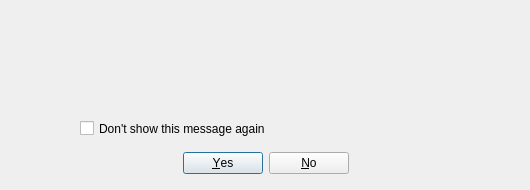
Above: src/ui/confirmbox.ui from Yubico/yubikey-personalization-gui-dpkg before the change. Below: the same form after it.
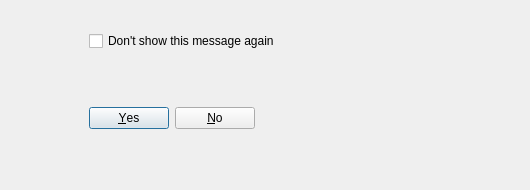
That is the form after the change.

Patch:
```diff
--- a/src/ui/confirmbox.ui
+++ b/src/ui/confirmbox.ui
@@ -14,7 +14,7 @@
    </rect>
   </property>
   <property name="sizePolicy">
-   <sizepolicy hsizetype="Fixed" vsizetype="Fixed">
+   <sizepolicy hsizetype="Expanding" vsizetype="Expanding">
     <horstretch>0</horstretch>
     <verstretch>0</verstretch>
    </sizepolicy>
@@ -38,34 +38,36 @@
    <string notr="true">font: 11px &quot;Verdana&quot;;
 color: rgb(0, 0, 0);</string>
   </property>
-  <widget class="QDialogButtonBox" name="buttonBox">
-   <property name="geometry">
-    <rect>
-     <x>10</x>
-     <y>147</y>
-     <width>511</width>
-     <height>32</height>
-    </rect>
+  <layout class="QGridLayout" name="gridLayout">
+   <property name="sizeConstraint">
+    <enum>QLayout::SetMinimumSize</enum>
    </property>
-   <property name="orientation">
-    <enum>Qt::Horizontal</enum>
-   </property>
-   <property name="standardButtons">
-    <set>QDialogButtonBox::No|QDialogButtonBox::Yes</set>
-   </property>
-   <property name="centerButtons">
-    <bool>true</bool>
-   </property>
-  </widget>
+   <item row="0" column="0">
+    <widget class="QLabel" name="iconLbl">
+     <property name="styleSheet">
+      <string notr="true">font-weight: normal;</string>
+     </property>
+     <property name="text">
+      <string/>
+     </property>
+     <property name="scaledContents">
+      <bool>false</bool>
+     </property>
+     <property name="alignment">
+      <set>Qt::AlignLeading|Qt::AlignLeft|Qt::AlignTop</set>
+     </property>
+     <property name="indent">
+      <number>0</number>
+     </property>
+    </widget>
+   </item>
+   <item row="0" column="1">
+    <layout class="QVBoxLayout" name="verticalLayout" stretch="0,0,0">
+     <property name="sizeConstraint">
+      <enum>QLayout::SetMinimumSize</enum>
+     </property>
+     <item>
   <widget class="QLabel" name="msgLbl">
-   <property name="geometry">
-    <rect>
-     <x>80</x>
-     <y>10</y>
-     <width>430</width>
-     <height>100</height>
-    </rect>
-   </property>
    <property name="sizePolicy">
     <sizepolicy hsizetype="Fixed" vsizetype="Fixed">
      <horstretch>0</horstretch>
@@ -74,14 +76,14 @@
    </property>
    <property name="minimumSize">
     <size>
-     <width>0</width>
+         <width>430</width>
      <height>0</height>
     </size>
    </property>
    <property name="maximumSize">
     <size>
      <width>430</width>
-     <height>100</height>
+         <height>500</height>
     </size>
    </property>
    <property name="layoutDirection">
@@ -109,40 +111,9 @@
     <number>0</number>
    </property>
   </widget>
-  <widget class="QLabel" name="iconLbl">
-   <property name="geometry">
-    <rect>
-     <x>10</x>
-     <y>10</y>
-     <width>60</width>
-     <height>100</height>
-    </rect>
-   </property>
-   <property name="styleSheet">
-    <string notr="true">font-weight: normal;</string>
-   </property>
-   <property name="text">
-    <string/>
-   </property>
-   <property name="scaledContents">
-    <bool>false</bool>
-   </property>
-   <property name="alignment">
-    <set>Qt::AlignLeading|Qt::AlignLeft|Qt::AlignTop</set>
-   </property>
-   <property name="indent">
-    <number>0</number>
-   </property>
-  </widget>
+     </item>
+     <item>
   <widget class="QCheckBox" name="dontaskCheck">
-   <property name="geometry">
-    <rect>
-     <x>80</x>
-     <y>120</y>
-     <width>211</width>
-     <height>17</height>
-    </rect>
-   </property>
    <property name="styleSheet">
     <string notr="true">font-weight: normal;</string>
    </property>
@@ -150,6 +121,29 @@
     <string>Don't show this message again</string>
    </property>
   </widget>
+     </item>
+     <item>
+      <widget class="QDialogButtonBox" name="buttonBox">
+       <property name="sizePolicy">
+        <sizepolicy hsizetype="Fixed" vsizetype="Expanding">
+         <horstretch>0</horstretch>
+         <verstretch>0</verstretch>
+        </sizepolicy>
+       </property>
+       <property name="orientation">
+        <enum>Qt::Horizontal</enum>
+       </property>
+       <property name="standardButtons">
+        <set>QDialogButtonBox::No|QDialogButtonBox::Yes</set>
+       </property>
+       <property name="centerButtons">
+        <bool>true</bool>
+       </property>
+      </widget>
+     </item>
+    </layout>
+   </item>
+  </layout>
  </widget>
  <tabstops>
   <tabstop>dontaskCheck</tabstop>
```
Lines whose indentation alone changed are shown as unchanged.
